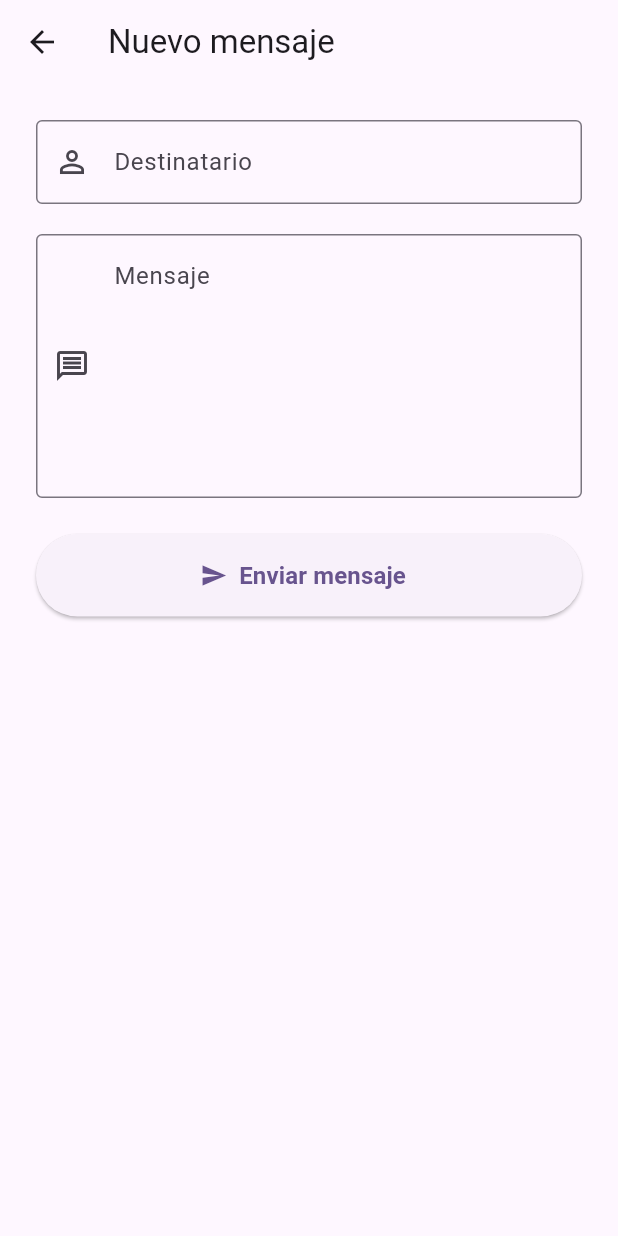
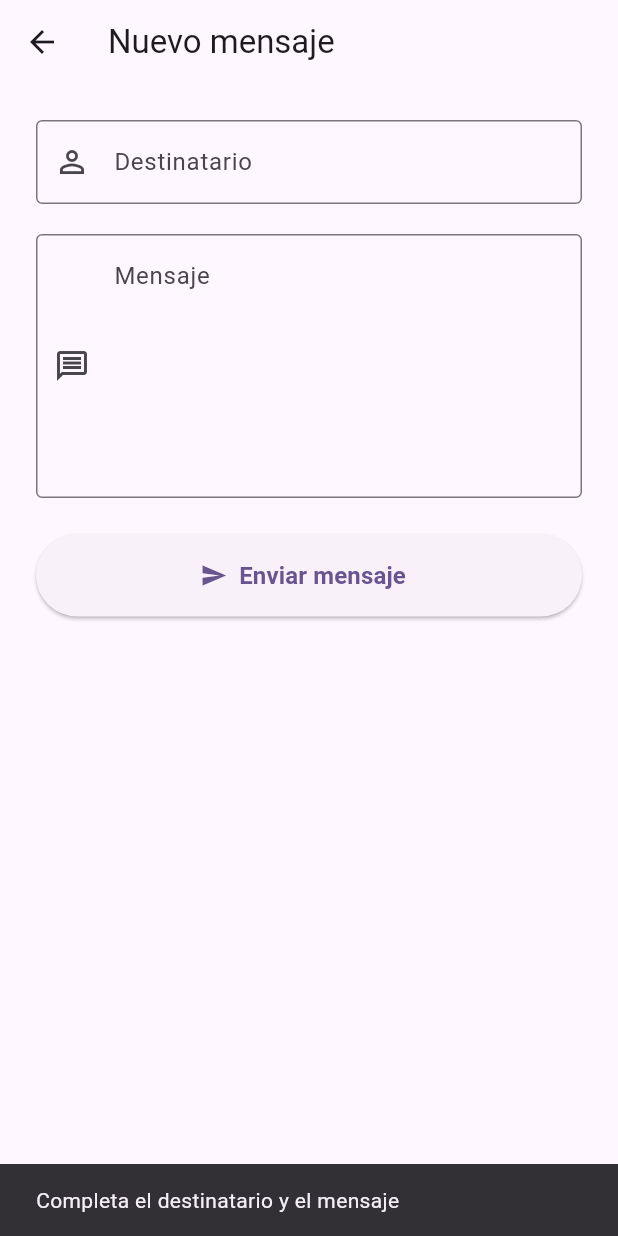
Before and after one commit to pabloacebron10-droid/dam_proyect, a Flutter app: the NewMessageScreen screen opened by its route, after a tap on "Enviar mensaje", on a phone screen of 412 x 824 dp. Run offline on Flutter 3.47's test engine with Material 3 defaults, Android fonts, the phone set to English and light mode, and no system bars; our stand-ins replace cloud_firestore, firebase_auth, firebase_core, shared_preferences; accounts and stored records are empty.

Commit message:
Botón enviar conectado, el mensaje se guarda en firestore.

```diff
--- a/lib/screens/newmessage_screen.dart
+++ b/lib/screens/newmessage_screen.dart
@@ -1,4 +1,8 @@
 import 'package:flutter/material.dart';
+import 'package:firebase_auth/firebase_auth.dart';
+import 'package:dam_proyect/models/mensaje.dart';
+import 'package:dam_proyect/services/firestore_service.dart';
+
 
 class NewMessageScreen extends StatefulWidget {
   const NewMessageScreen({super.key});
@@ -8,11 +12,11 @@ class NewMessageScreen extends StatefulWidget {
 }
 
 class _NewMessageScreenState extends State<NewMessageScreen> {
-  final TextEditingController _destinatarioController =
-  TextEditingController();
 
-  final TextEditingController _mensajeController =
-  TextEditingController();
+  final TextEditingController _destinatarioController = TextEditingController();
+  final TextEditingController _mensajeController = TextEditingController();
+  final FirestoreService _firestoreService = FirestoreService();
+
 
   @override
   Widget build(BuildContext context) {
@@ -55,8 +59,88 @@ class _NewMessageScreenState extends State<NewMessageScreen> {
             SizedBox(
               height: 55,
               child: ElevatedButton.icon(
-                onPressed: () {
-                  // Más adelante guardaremos el mensaje en Firestore.
+                onPressed: () async {
+                  final email = _destinatarioController.text.trim();
+                  final texto = _mensajeController.text.trim();
+
+                  if (email.isEmpty || texto.isEmpty) {
+                    ScaffoldMessenger.of(context).showSnackBar(
+                      const SnackBar(
+                        content: Text(
+                          'Completa el destinatario y el mensaje',
+                        ),
+                      ),
+                    );
+                    return;
+                  }
+
+                  try {
+                    final perfil =
+                    await _firestoreService.getProfileByEmail(email);
+
+                    if (perfil == null) {
+                      if (!mounted) return;
+
+                      ScaffoldMessenger.of(context).showSnackBar(
+                        const SnackBar(
+                          content: Text(
+                            'No existe ningún usuario con ese correo',
+                          ),
+                        ),
+                      );
+                      return;
+                    }
+
+                    final usuarioActual = FirebaseAuth.instance.currentUser;
+
+                    if (usuarioActual == null) {
+                      if (!mounted) return;
+
+                      ScaffoldMessenger.of(context).showSnackBar(
+                        const SnackBar(
+                          content: Text(
+                            'No hay ninguna sesión iniciada',
+                          ),
+                        ),
+                      );
+                      return;
+                    }
+
+                    final mensaje = Mensaje(
+                      id: DateTime.now().millisecondsSinceEpoch.toString(),
+                      remitenteId: usuarioActual.uid,
+                      destinatarioId: perfil.uId,
+                      texto: texto,
+                      fecha: DateTime.now(),
+                    );
+
+                    await _firestoreService.saveMessage(mensaje);
+
+                    if (!mounted) return;
+
+                    ScaffoldMessenger.of(context).showSnackBar(
+                      const SnackBar(
+                        content: Text(
+                          'Mensaje enviado correctamente',
+                        ),
+                      ),
+                    );
+
+                    Navigator.pop(context);
+                  } on Exception catch (e) {
+                    if (!mounted) return;
+
+                    ScaffoldMessenger.of(context).showSnackBar(
+                      SnackBar(
+                        content: Text(
+                          e.toString().replaceFirst(
+                            'Exception: ',
+                            '',
+                          ),
+                        ),
+                      ),
+                    );
+                  }
                 },
                 icon: const Icon(Icons.send),
                 label: const Text(
```
